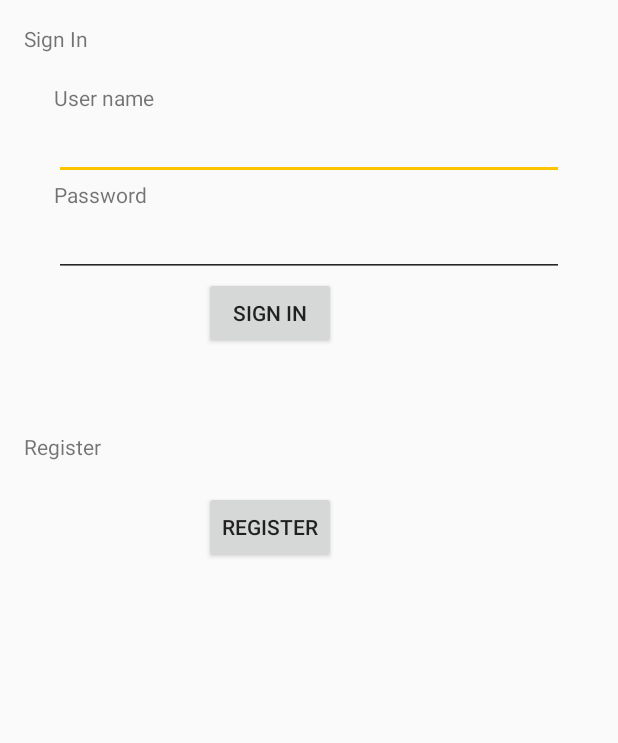
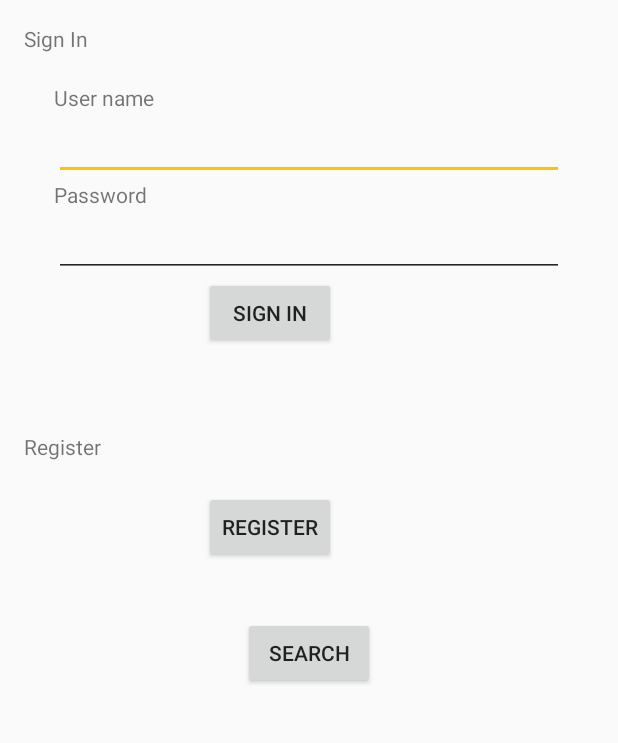
Before and after one commit to sanjayio/finnacle, an Android app: the screen it shows after launch (SignIn), on a phone screen of 412 x 824 dp, the part 84-827 px from its top. Run offline under Robolectric (Android 15) with nearby library versions, the phone set to English and light mode, and no system bars.

Commit message:
add search button

```diff
--- a/app/src/main/java/hpcoe/com/menuhelpdesk/SignIn.java
+++ b/app/src/main/java/hpcoe/com/menuhelpdesk/SignIn.java
@@ -38,7 +38,7 @@ import hpcoe.com.menuhelpdesk.utils.CryptIt;
 public class SignIn extends ActionBarActivity {
 
     EditText mUserName, mUserpwd;
-    Button mBtnSignIn, mBtnRegister;
+    Button mSearchBtn, mBtnSignIn, mBtnRegister;
     TextView mErrorMsg;
     SharedPreferences settings;
 
@@ -56,10 +56,19 @@ public class SignIn extends ActionBarActivity {
         mUserName = (EditText) findViewById(R.id.user_name);
         mUserpwd = (EditText) findViewById(R.id.user_password);
         mBtnSignIn = (Button) findViewById(R.id.btn_sign_in);
+        mSearchBtn = (Button) findViewById(R.id.button_search_signin);
         mBtnRegister = (Button) findViewById(R.id.btn_register);
         mErrorMsg = (TextView) findViewById(R.id.errorMessage);
 
         mBtnRegister.setOnClickListener(new View.OnClickListener() {
+            @Override
+            public void onClick(View v) {
+                Intent myIntent = new Intent(v.getContext(), Register.class);
+                startActivity(myIntent);
+            }
+        });
+
+        mSearchBtn.setOnClickListener(new View.OnClickListener() {
             @Override
             public void onClick(View v) {
                 Intent myIntent = new Intent(v.getContext(), Modules_Activity.class);
--- a/app/src/main/res/layout/activity_sign_in.xml
+++ b/app/src/main/res/layout/activity_sign_in.xml
@@ -19,7 +19,8 @@
         android:paddingTop="@dimen/activity_vertical_margin"
 
         android:layout_below="@id/app_bar"
-        android:scrollbars="vertical">
+        android:scrollbars="vertical"
+        android:id="@+id/scrollView">
 
         <LinearLayout xmlns:tools="http://schemas.android.com/tools"
             android:layout_width="match_parent"
@@ -104,4 +105,12 @@
         </LinearLayout>
     </ScrollView>
 
+    <Button
+        android:layout_width="wrap_content"
+        android:layout_height="wrap_content"
+        android:text="Search"
+        android:id="@+id/button_search_signin"
+        android:layout_below="@+id/scrollView"
+        android:layout_centerHorizontal="true" />
+
 </RelativeLayout>
```
